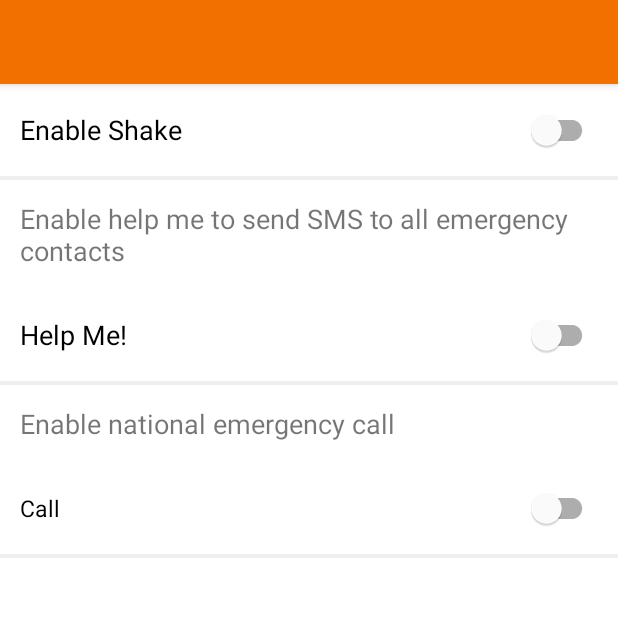
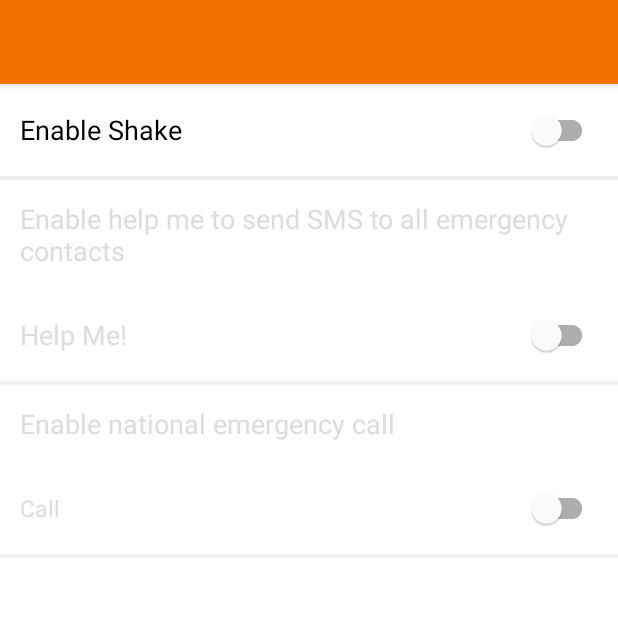
Before and after one commit to smzh745/RoadRescueFyp, an Android app: the MainActivity screen opened directly, with no data from a screen before it, after a tap on "Settings", on a phone screen of 412 x 824 dp, the top half of it. Run offline under Robolectric (Android 15) with nearby library versions, the phone set to English and light mode, and no system bars; our stand-ins replace Volley, navigation-ui, sdp/ssp sizes.

Commit message:
initial commit

```diff
--- a/app/src/main/java/com/road/rescue/app/fragments/SettingsFragment.java
+++ b/app/src/main/java/com/road/rescue/app/fragments/SettingsFragment.java
@@ -7,6 +7,7 @@ import android.view.ViewGroup;
 import android.widget.CompoundButton;
 
 import com.google.android.material.switchmaterial.SwitchMaterial;
+import com.google.android.material.textview.MaterialTextView;
 import com.road.rescue.app.R;
 import com.road.rescue.app.utils.LoadServiceUtils;
 import com.road.rescue.app.utils.SharedPrefUtils;
@@ -15,6 +16,8 @@ import java.util.Objects;
 
 
 public class SettingsFragment extends Basefragment {
+    private SwitchMaterial enableHelp, enableCall;
+    private MaterialTextView enableCallText, enableHelpText;
 
     @Override
     public View onCreateView(LayoutInflater inflater, ViewGroup container,
@@ -22,19 +25,57 @@ public class SettingsFragment extends Basefragment {
         // Inflate the layout for this fragment
         view = inflater.inflate(R.layout.fragment_settings, container, false);
         SwitchMaterial enableShake = view.findViewById(R.id.enableShake);
+        enableCall = view.findViewById(R.id.enableCall);
+        enableHelp = view.findViewById(R.id.enableHelp);
+        enableHelpText = view.findViewById(R.id.enableHelpText);
+        enableCallText = view.findViewById(R.id.enableCallText);
+        checkShakeEnabled();
         enableShake.setChecked(SharedPrefUtils.getBooleanData(Objects.requireNonNull(getActivity()), "isShake"));
+        enableHelp.setChecked(SharedPrefUtils.getBooleanData(Objects.requireNonNull(getActivity()), "isHelp"));
+
         enableShake.setOnCheckedChangeListener(new CompoundButton.OnCheckedChangeListener() {
             @Override
             public void onCheckedChanged(CompoundButton buttonView, boolean isChecked) {
                 if (isChecked) {
                     SharedPrefUtils.saveData(Objects.requireNonNull(getActivity()), "isShake", true);
                     LoadServiceUtils.startService(getActivity());
+                    checkShakeEnabled();
                 } else {
                     SharedPrefUtils.saveData(Objects.requireNonNull(getActivity()), "isShake", false);
                     LoadServiceUtils.stopService(getActivity());
+                    checkShakeEnabled();
+                }
+            }
+        });
+        enableHelp.setOnCheckedChangeListener(new CompoundButton.OnCheckedChangeListener() {
+            @Override
+            public void onCheckedChanged(CompoundButton buttonView, boolean isChecked) {
+                if (isChecked) {
+                    SharedPrefUtils.saveData(Objects.requireNonNull(getActivity()), "isHelp", true);
+                } else {
+                    SharedPrefUtils.saveData(Objects.requireNonNull(getActivity()), "isHelp", false);
+
                 }
             }
         });
         return view;
     }
+
+    private void checkShakeEnabled() {
+        if (!SharedPrefUtils.getBooleanData(Objects.requireNonNull(getActivity()), "isShake")) {
+            enableCall.setClickable(false);
+            enableHelp.setClickable(false);
+            enableCall.setTextColor(getResources().getColor(R.color.colorGainsboro));
+            enableHelp.setTextColor(getResources().getColor(R.color.colorGainsboro));
+            enableHelpText.setTextColor(getResources().getColor(R.color.colorGainsboro));
+            enableCallText.setTextColor(getResources().getColor(R.color.colorGainsboro));
+        } else {
+            enableCall.setClickable(true);
+            enableHelp.setClickable(true);
+            enableCall.setTextColor(getResources().getColor(R.color.colorText));
+            enableHelp.setTextColor(getResources().getColor(R.color.colorText));
+            enableHelpText.setTextColor(getResources().getColor(R.color.colorAccent));
+            enableCallText.setTextColor(getResources().getColor(R.color.colorAccent));
+        }
+    }
 }
--- a/app/src/main/res/layout/fragment_settings.xml
+++ b/app/src/main/res/layout/fragment_settings.xml
@@ -23,6 +23,7 @@
         android:background="@color/colorGrey" />
 
     <com.google.android.material.textview.MaterialTextView
+        android:id="@+id/enableHelpText"
         android:layout_width="match_parent"
         android:layout_height="wrap_content"
         android:layout_margin="@dimen/_5sdp"
@@ -46,6 +47,7 @@
         android:background="@color/colorGrey" />
 
     <com.google.android.material.textview.MaterialTextView
+        android:id="@+id/enableCallText"
         android:layout_width="match_parent"
         android:layout_height="wrap_content"
         android:layout_margin="@dimen/_5sdp"
--- a/app/src/main/res/values/colors.xml
+++ b/app/src/main/res/values/colors.xml
@@ -5,5 +5,5 @@
     <color name="colorAccent">#999999</color>
     <color name="colorText">#000</color>
     <color name="colorGrey">#EFEEF0</color>
-
+    <color name="colorGainsboro">#DCDCDC</color>
 </resources>
```
Also changed, not shown: app/src/main/java/com/road/rescue/app/activities/MainActivity.java (+34 -0 lines), app/src/main/java/com/road/rescue/app/services/ShakeService.java (+12 -4 lines).
